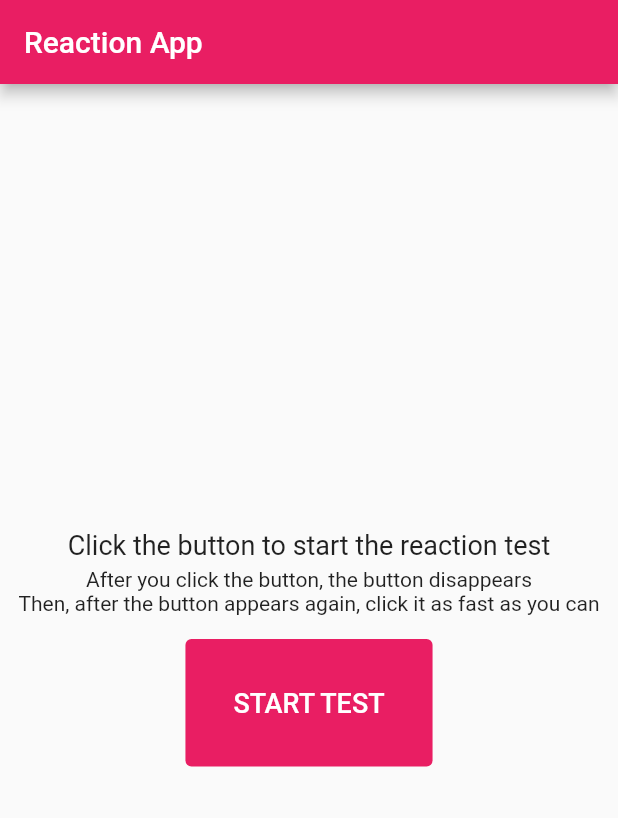
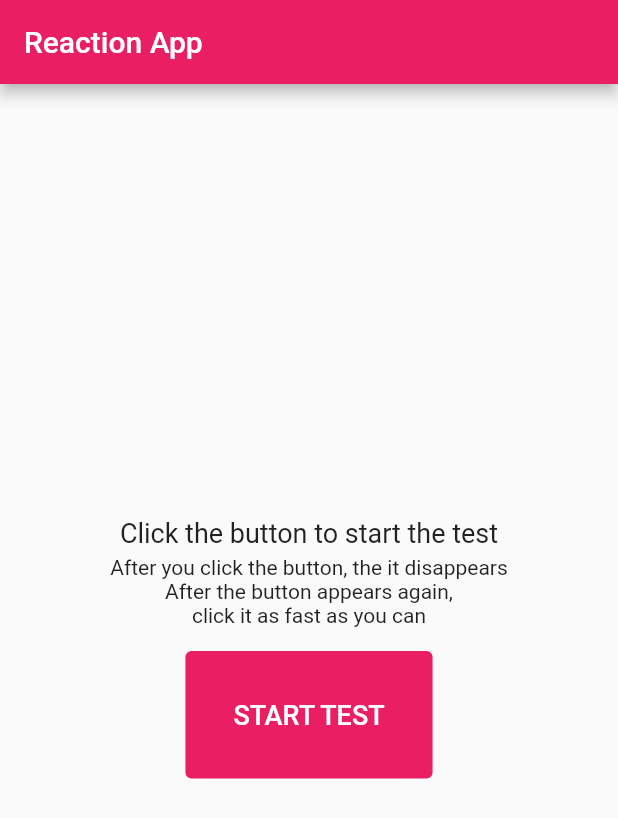
Before and after one commit to DustinScharf/ReactionApp, a Flutter app: the screen it shows after launch, on a phone screen of 412 x 824 dp. Shown: the top 818 px of the screen. Run offline on Flutter 3.47's test engine with Material 2 defaults, Android fonts, the phone set to English and light mode, and no system bars.

Commit message:
Shorted textes

```diff
--- a/lib/my_home_page.dart
+++ b/lib/my_home_page.dart
@@ -71,7 +71,7 @@ class _MyHomePageState extends State<MyHomePage> {
             Visibility(
               visible: !_running,
               child: const Text(
-                'Click the button to start the reaction test',
+                'Click the button to start the test',
                 style: TextStyle(fontSize: 18),
               ),
             ),
@@ -79,12 +79,17 @@ class _MyHomePageState extends State<MyHomePage> {
             Visibility(
               visible: !_running,
               child: const Text(
-                  'After you click the button, the button disappears'),
+                  'After you click the button, the it disappears'),
             ),
             Visibility(
               visible: !_running,
               child: const Text(
-                  'Then, after the button appears again, click it as fast as you can'),
+                  'After the button appears again,'),
+            ),
+            Visibility(
+              visible: !_running,
+              child: const Text(
+                  'click it as fast as you can'),
             ),
             const SizedBox(height: 16),
             Visibility(
```
